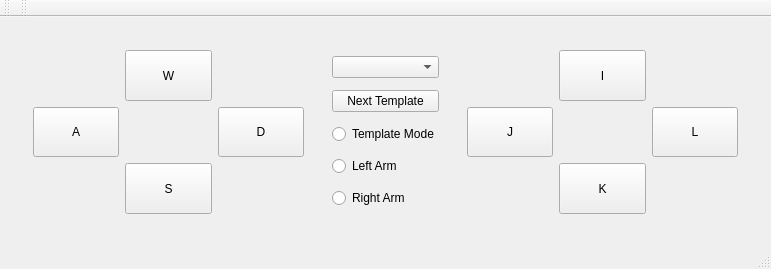
The window that vigir_ocs_template_joystick/src/ui/JoystickWidget.ui (team-vigir/vigir_ocs_common) describes before a commit, drawn with Qt 5.
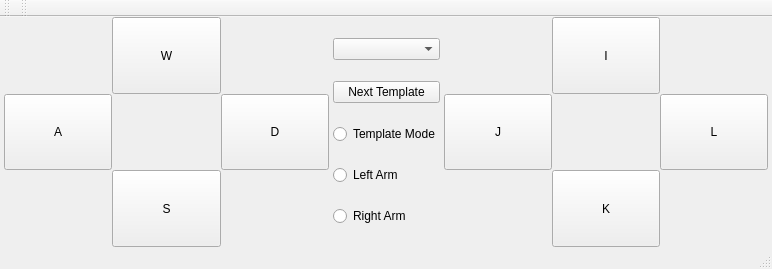
The same window after the commit.

Commit message: Added changes to toolbar in main view. added manipulation modes to joystick

What changed in the file:
```diff
--- a/vigir_ocs_template_joystick/src/ui/JoystickWidget.ui
+++ b/vigir_ocs_template_joystick/src/ui/JoystickWidget.ui
@@ -6,7 +6,7 @@
    <rect>
     <x>0</x>
     <y>0</y>
-    <width>771</width>
+    <width>772</width>
     <height>269</height>
    </rect>
   </property>
@@ -15,18 +15,54 @@
   </property>
   <widget class="QWidget" name="centralWidget">
    <layout class="QVBoxLayout" name="verticalLayout">
+    <property name="spacing">
+     <number>0</number>
+    </property>
+    <property name="margin">
+     <number>0</number>
+    </property>
     <item>
      <widget class="QWidget" name="widget_4" native="true">
       <property name="focusPolicy">
        <enum>Qt::StrongFocus</enum>
       </property>
       <layout class="QHBoxLayout" name="horizontalLayout_2">
+       <property name="spacing">
+        <number>2</number>
+       </property>
+       <property name="leftMargin">
+        <number>4</number>
+       </property>
+       <property name="topMargin">
+        <number>0</number>
+       </property>
+       <property name="rightMargin">
+        <number>4</number>
+       </property>
+       <property name="bottomMargin">
+        <number>0</number>
+       </property>
        <item>
         <widget class="QWidget" name="widget" native="true">
          <property name="focusPolicy">
           <enum>Qt::NoFocus</enum>
          </property>
          <layout class="QGridLayout" name="gridLayout_2">
+          <property name="leftMargin">
+           <number>0</number>
+          </property>
+          <property name="topMargin">
+           <number>0</number>
+          </property>
+          <property name="rightMargin">
+           <number>2</number>
+          </property>
+          <property name="bottomMargin">
+           <number>0</number>
+          </property>
+          <property name="spacing">
+           <number>0</number>
+          </property>
           <item row="4" column="0">
            <widget class="QPushButton" name="LeftLButton">
             <property name="sizePolicy">
@@ -116,6 +152,12 @@
        <item>
         <widget class="QWidget" name="widget_5" native="true">
          <layout class="QVBoxLayout" name="verticalLayout_2">
+          <property name="spacing">
+           <number>0</number>
+          </property>
+          <property name="margin">
+           <number>0</number>
+          </property>
           <item>
            <widget class="QComboBox" name="templateComboBox"/>
           </item>
@@ -156,6 +198,21 @@
           <enum>Qt::NoFocus</enum>
          </property>
          <layout class="QGridLayout" name="gridLayout_3">
+          <property name="leftMargin">
+           <number>2</number>
+          </property>
+          <property name="topMargin">
+           <number>0</number>
+          </property>
+          <property name="rightMargin">
+           <number>0</number>
+          </property>
+          <property name="bottomMargin">
+           <number>0</number>
+          </property>
+          <property name="spacing">
+           <number>0</number>
+          </property>
           <item row="1" column="0">
            <widget class="QPushButton" name="LeftRButton">
             <property name="sizePolicy">
@@ -237,7 +294,7 @@
     <rect>
      <x>0</x>
      <y>0</y>
-     <width>771</width>
+     <width>772</width>
      <height>25</height>
     </rect>
    </property>
```
The commit also changes 16 other files.
